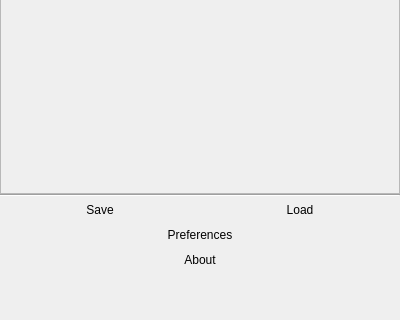
First picture: the form in core/ui/toolbrowser.ui, repository analogdevicesinc/scopy, before the edit; both pictures show x 0 to 400 and y 139 to 459 of the 400 by 459 pixel window.
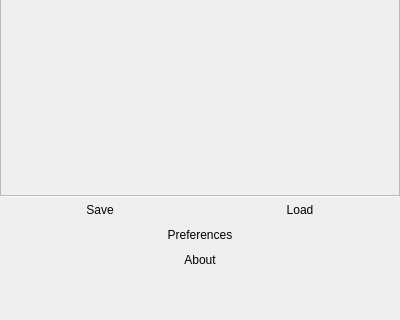
Second picture: the form after the edit. Icons and pictures are not drawn. Custom widgets are drawn as their Qt base class.

Commit message: general: fix small ui issues and warnings

Patch:
```diff
--- a/core/ui/toolbrowser.ui
+++ b/core/ui/toolbrowser.ui
@@ -135,6 +135,15 @@
    </item>
    <item>
     <widget class="Line" name="line">
+     <property name="enabled">
+      <bool>true</bool>
+     </property>
+     <property name="maximumSize">
+      <size>
+       <width>16777215</width>
+       <height>1</height>
+      </size>
+     </property>
      <property name="orientation">
       <enum>Qt::Horizontal</enum>
      </property>
```
The commit also changes 4 other files.
